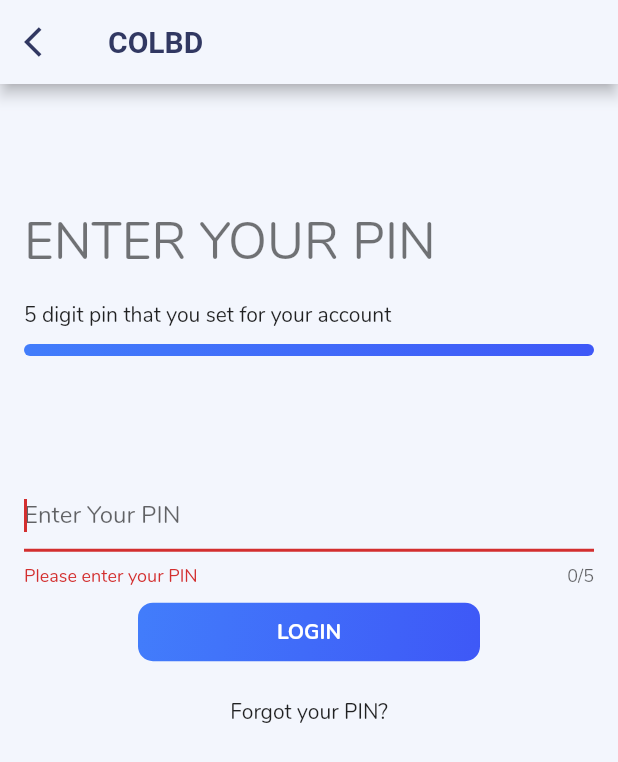
After one commit to abuanwar072/Colbd_Flutter_App, a Flutter app: the PaswordScreen screen opened directly, after a tap on "LOGIN", on a phone screen of 412 x 824 dp. The commit adds this screen. Shown: the top 762 px of the screen. Run offline on Flutter 3.47's test engine with Material 2 defaults, Android fonts, the phone set to English and light mode, and no system bars; our stand-ins replace flutter_svg.

Commit message:
login screen done

```diff
--- a/lib/screens/login_screen.dart
+++ b/lib/screens/login_screen.dart
@@ -1,4 +1,4 @@
-import 'package:colbd_app/screens/otp_screen.dart';
+import 'package:colbd_app/screens/password_screen.dart';
 import 'package:colbd_app/widgets/buttons.dart';
 import 'package:colbd_app/widgets/default_appbar.dart';
 import 'package:colbd_app/widgets/progress_Indicator.dart';
@@ -56,7 +56,7 @@ class LoginScreenGetId extends StatelessWidget {
                       print(_userId);
                       Navigator.push(context,
                           MaterialPageRoute(builder: (context) {
-                        return OtpScreen();
+                        return PaswordScreen();
                       }));
                     }
                   },
--- /dev/null
+++ b/lib/screens/password_screen.dart
@@ -0,0 +1,80 @@
+import 'package:colbd_app/constant.dart';
+import 'package:colbd_app/widgets/buttons.dart';
+import 'package:colbd_app/widgets/default_appbar.dart';
+import 'package:colbd_app/widgets/progress_Indicator.dart';
+import 'package:flutter/material.dart';
+
+class PaswordScreen extends StatelessWidget {
+  final _formKey = GlobalKey<FormState>();
+  @override
+  Widget build(BuildContext context) {
+    return Scaffold(
+      appBar: defaultAppBar(context),
+      body: Padding(
+        padding: EdgeInsets.only(
+            left: 16, top: MediaQuery.of(context).size.height * .1, right: 16),
+        child: Column(
+          // mainAxisAlignment: MainAxisAlignment.center,
+          crossAxisAlignment: CrossAxisAlignment.start,
+          children: <Widget>[
+            Text(
+              "Enter your pin".toUpperCase(),
+              style: Theme.of(context).textTheme.display1,
+            ),
+            SizedBox(height: 16),
+            Text("5 digit pin that you set for your account"),
+            SizedBox(height: 10),
+            MyProgressIndicator(done: 1),
+            SizedBox(height: MediaQuery.of(context).size.height * .1),
+            Form(
+              key: _formKey,
+              child: TextFormField(
+                validator: (value) {
+                  Pattern pattern = r'^[0-9]+(?:[0-9]+)*$';
+                  RegExp regex = new RegExp(pattern);
+                  if (value.isEmpty) {
+                    return "Please enter your PIN";
+                  } else if (!regex.hasMatch(value)) {
+                    return "Invalid PIN, Number only";
+                  }
+                  return null;
+                },
+                autofocus: true,
+                keyboardType: TextInputType.number,
+                obscureText: true,
+                maxLength: 5,
+                decoration: InputDecoration(
+                  fillColor: kWhiteColor,
+                  hintText: "Enter Your PIN",
+                ),
+              ),
+            ),
+            SizedBox(height: 10),
+            Center(
+                child: DefaultButton(
+                    press: () {
+                      if (_formKey.currentState.validate()) {
+                        // print(_userId);
+                        // Navigator.push(context,
+                        //     MaterialPageRoute(builder: (context) {
+                        //   return PaswordScreen();
+                        // }));
+                      }
+                    },
+                    text: "login")),
+            SizedBox(height: 10),
+            Center(
+              child: FlatButton(
+                onPressed: () {},
+                child: Text(
+                  "Forgot your PIN?",
+                  style: Theme.of(context).textTheme.body2,
+                ),
+              ),
+            )
+          ],
+        ),
+      ),
+    );
+  }
+}
--- a/lib/screens/welcome_screen.dart
+++ b/lib/screens/welcome_screen.dart
@@ -90,7 +90,7 @@ class _WelcomeScreenState extends State<WelcomeScreen> {
                           return LoginScreenGetId();
                         }));
                       },
-                      text: "Sign Up with colid"),
+                      text: "Sign in with colid"),
                   SizedBox(
                     height: 10,
                   ),
```
Also changed, not shown: lib/screens/guest_screen.dart (added).
